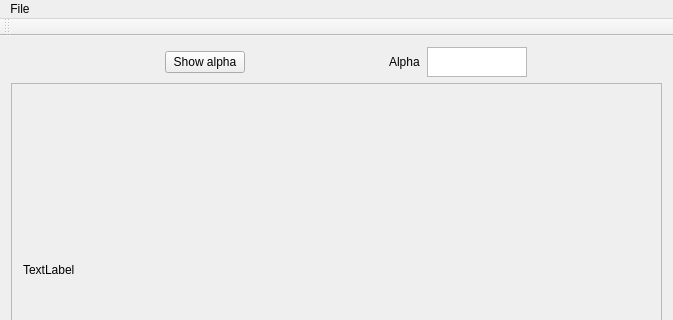
Iscandel/Alpha-paint, file Alpha-paint/src/alphapaint.ui: the form before one commit; both pictures show x 0 to 673 and y 0 to 320 of the 673 by 490 pixel window.
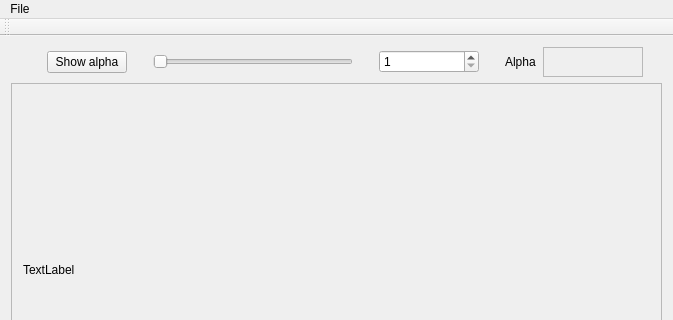
The form after the commit. Custom widgets are drawn as their Qt base class.

Commit message: Added a slider to select the alpha value

What changed in the file:
```diff
--- a/Alpha-paint/src/alphapaint.ui
+++ b/Alpha-paint/src/alphapaint.ui
@@ -18,7 +18,7 @@
     <item>
      <layout class="QVBoxLayout" name="verticalLayout_3">
       <item>
-       <layout class="QHBoxLayout" name="horizontalLayout" stretch="5,0">
+       <layout class="QHBoxLayout" name="horizontalLayout" stretch="5,0,0,0">
         <property name="spacing">
          <number>10</number>
         </property>
@@ -47,6 +47,53 @@
           </property>
          </widget>
         </item>
+        <item>
+         <widget class="QSlider" name="mySliderAlphaValue">
+          <property name="sizePolicy">
+           <sizepolicy hsizetype="Fixed" vsizetype="Fixed">
+            <horstretch>0</horstretch>
+            <verstretch>0</verstretch>
+           </sizepolicy>
+          </property>
+          <property name="maximumSize">
+           <size>
+            <width>200</width>
+            <height>16777215</height>
+           </size>
+          </property>
+          <property name="maximum">
+           <number>255</number>
+          </property>
+          <property name="orientation">
+           <enum>Qt::Horizontal</enum>
+          </property>
+         </widget>
+        </item>
+        <item>
+         <widget class="QSpinBox" name="mySpinPenThickness">
+          <property name="sizePolicy">
+           <sizepolicy hsizetype="Fixed" vsizetype="Fixed">
+            <horstretch>0</horstretch>
+            <verstretch>0</verstretch>
+           </sizepolicy>
+          </property>
+          <property name="minimumSize">
+           <size>
+            <width>100</width>
+            <height>0</height>
+           </size>
+          </property>
+          <property name="minimum">
+           <number>1</number>
+          </property>
+          <property name="maximum">
+           <number>4</number>
+          </property>
+          <property name="value">
+           <number>1</number>
+          </property>
+         </widget>
+        </item>
         <item>
          <layout class="QHBoxLayout" name="horizontalLayout_3" stretch="0,0">
           <property name="spacing">
@@ -73,6 +120,9 @@
           </item>
           <item>
            <widget class="QTextEdit" name="myEditAlpha">
+            <property name="enabled">
+             <bool>false</bool>
+            </property>
             <property name="sizePolicy">
              <sizepolicy hsizetype="Fixed" vsizetype="Fixed">
               <horstretch>0</horstretch>
```
The commit also changes 2 other files.
